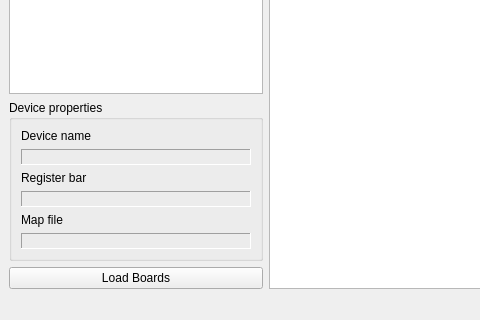
ChimeraTK/QtHardMon, file QtHardMonForm.ui: the form before one commit; both pictures show x 0 to 480 and y 251 to 571 of the 978 by 571 pixel window.
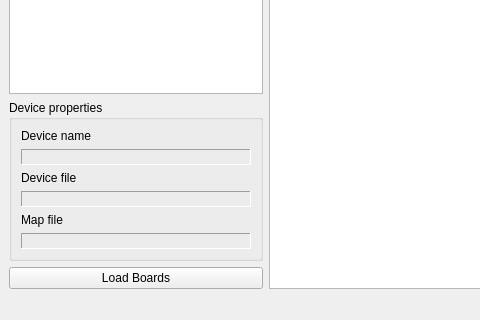
The form after the commit.

Commit message: First working version which can read registers (currently only upon register change). - new desy logo only

The edit to the form file:
```diff
--- a/QtHardMonForm.ui
+++ b/QtHardMonForm.ui
@@ -60,7 +60,7 @@
          <item>
           <widget class="QLabel" name="deviceFileLabel">
            <property name="text">
-            <string>Register bar</string>
+            <string>Device file</string>
            </property>
           </widget>
          </item>
```
Left out of the diff: 2 changed lines with no effect on the pictures. The commit also changes 8 other files.
